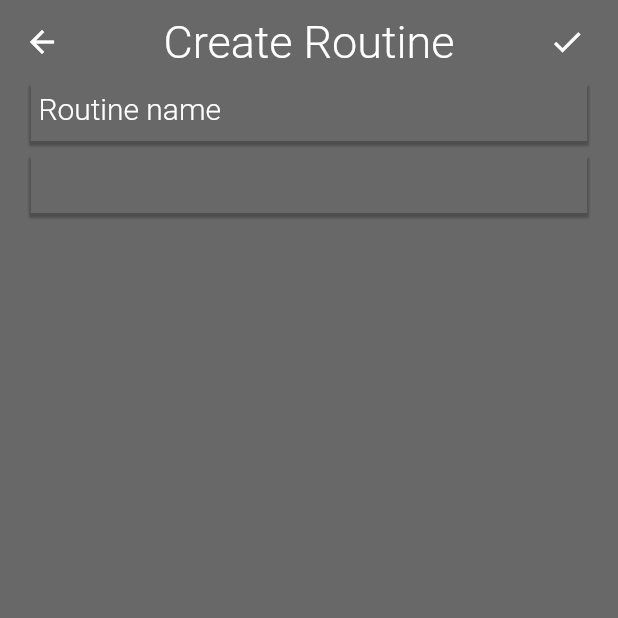
After one commit to navidboloorian/exercise-timer, a Flutter app: the CreateRoutine screen opened by its route, on a phone screen of 412 x 824 dp, the top half of it. The commit adds this screen. Run offline on Flutter 3.47's test engine with Material 2 defaults, Android fonts, the phone set to English and light mode, and no system bars; our stand-ins replace flutter_riverpod; Roboto replaces fonts that are missing (Montserrat).

Commit message:
implemented exercise search for routine creation

```diff
--- a/lib/main.dart
+++ b/lib/main.dart
@@ -1,3 +1,4 @@
+import 'package:exercise_timer/ui/pages/routines/create_routine.dart';
 import 'package:flutter/material.dart';
 import 'package:flutter_riverpod/flutter_riverpod.dart';
 
@@ -46,6 +47,7 @@ class _AppState extends State<App> {
       },
       routes: {
         'create_exercise': (context) => const CreateExercise(),
+        'create_routine': (context) => const CreateRoutine(),
       },
       home: const Routines(pages: pages),
       debugShowCheckedModeBanner: false,
--- a/lib/ui/pages/pages.dart
+++ b/lib/ui/pages/pages.dart
@@ -3,3 +3,4 @@ export 'market.dart';
 export 'routines.dart';
 
 export 'exercises/create_exercise.dart';
+export 'routines/create_routine.dart';
--- /dev/null
+++ b/lib/ui/pages/routines/create_routine.dart
@@ -0,0 +1,166 @@
+import 'package:exercise_timer/ui/shared/widgets/add_button.dart';
+import 'package:flutter/material.dart';
+import 'package:flutter/rendering.dart';
+import 'package:flutter_riverpod/flutter_riverpod.dart';
+
+import '../../shared/widgets/shared_widgets.dart';
+import '../../shared/providers/shared_providers.dart';
+import '../../../utils/colors.dart';
+
+class CreateRoutine extends ConsumerStatefulWidget {
+  const CreateRoutine({Key? key}) : super(key: key);
+
+  @override
+  ConsumerState<ConsumerStatefulWidget> createState() => _CreateRoutineState();
+}
+
+class _CreateRoutineState extends ConsumerState<CreateRoutine> {
+  final GlobalKey<FormState> _formKey = GlobalKey<FormState>();
+  final _titleController = TextEditingController();
+  final _descriptionController = TextEditingController();
+
+  // create two separate state-tracking notifiers; one for each button
+  final _weightedSwitchButton = switchButtonFamily('isWeighted');
+  final _timedSwitchButton = switchButtonFamily('isTimed');
+
+  @override
+  void dispose() {
+    _titleController.dispose();
+    _descriptionController.dispose();
+    super.dispose();
+  }
+
+  @override
+  Widget build(BuildContext context) {
+    return Scaffold(
+      appBar: AppBar(
+        title: const Text('Create Routine'),
+        actions: const [
+          IconButton(
+            onPressed: null,
+            icon: Icon(
+              Icons.check,
+              color: Colors.white,
+            ),
+          ),
+          SizedBox(
+            width: 10,
+          )
+        ],
+      ),
+      body: Center(
+        child: Form(
+          key: _formKey,
+          child: Column(
+            children: [
+              DropShadowContainer(
+                content: TextFormField(
+                  maxLines: null,
+                  maxLength: 75,
+                  decoration: const InputDecoration(
+                    hintText: 'Routine name',
+                    counterText: '',
+                  ),
+                  controller: _titleController,
+                  validator: (value) {
+                    if (value == null || value.isEmpty) {
+                      return 'A title is required';
+                    }
+                    return null;
+                  },
+                ),
+              ),
+              const SizedBox(height: 10),
+              const ExerciseSearchAutocomplete(),
+              // const AddButton(onPressed: null),
+            ],
+          ),
+        ),
+      ),
+    );
+  }
+}
+
+class ExerciseSearchAutocomplete extends ConsumerWidget {
+  const ExerciseSearchAutocomplete({Key? key}) : super(key: key);
+
+  @override
+  Widget build(BuildContext context, WidgetRef ref) {
+    List<ExerciseSearchResult> options = <ExerciseSearchResult>[];
+
+    return DropShadowContainer(
+      content: Autocomplete<ExerciseSearchResult>(
+        optionsViewBuilder: (context, onSelected, options) {
+          return Material(
+            child: Container(
+              decoration: BoxDecoration(
+                color: CustomColors.darkBackground,
+                boxShadow: [
+                  BoxShadow(
+                    color: Colors.black.withOpacity(0.25),
+                    offset: const Offset(0, 2),
+                    blurRadius: 0.5,
+                    spreadRadius: 1,
+                  )
+                ],
+              ),
+              width: MediaQuery.of(context).size.width * 0.9 - 10,
+              height: 37.0 * options.length,
+              constraints: BoxConstraints(maxHeight: 138),
+              child: ListView.builder(
+                itemCount: options.length,
+                itemBuilder: (BuildContext context, int index) {
+                  {
+                    final ExerciseSearchResult option =
+                        options.elementAt(index);
+
+                    return option;
+                  }
+                },
+              ),
+            ),
+          );
+        },
+        optionsBuilder: (TextEditingValue textEditingValue) {
+          if (textEditingValue.text == '') {
+            return const Iterable<ExerciseSearchResult>.empty();
+          }
+
+          List<ExerciseSearchResult> results = <ExerciseSearchResult>[];
+
+          for (ExerciseSearchResult option in options) {
+            if (option.name
+                .toLowerCase()
+                .contains(textEditingValue.text.toLowerCase())) {
+              results.add(option);
+            }
+          }
+
+          return results;
+        },
+        onSelected: (ExerciseSearchResult selection) {},
+      ),
+    );
+  }
+}
+
+class ExerciseSearchResult extends ConsumerWidget {
+  final String name;
+
+  const ExerciseSearchResult({Key? key, required this.name}) : super(key: key);
+
+  @override
+  Widget build(BuildContext context, WidgetRef ref) {
+    return Container(
+      padding: const EdgeInsets.all(5),
+      child: Row(
+        children: [
+          const SizedBox(width: 5),
+          Text(name),
+          const Spacer(),
+          const Icon(Icons.add),
+        ],
+      ),
+    );
+  }
+}
--- a/lib/ui/shared/widgets/drop_shadow_container.dart
+++ b/lib/ui/shared/widgets/drop_shadow_container.dart
@@ -6,14 +6,16 @@ class DropShadowContainer extends StatelessWidget {
   final Widget content;
   final List<String> tags;
   final Function? onTap;
-  final bool isSwitch;
+  final bool hasPadding;
+  final Color color;
 
   const DropShadowContainer({
     super.key,
     required this.content,
     this.tags = const <String>[],
     this.onTap,
-    this.isSwitch = false,
+    this.hasPadding = true,
+    this.color = CustomColors.darkBackground,
   });
 
   @override
@@ -50,7 +52,7 @@ class DropShadowContainer extends StatelessWidget {
       child: Container(
         width: MediaQuery.of(context).size.width * 0.9,
         // switches have their own padding to avoid glitchy display
-        padding: !isSwitch
+        padding: hasPadding
             ? const EdgeInsets.only(
                 left: 5,
                 right: 5,
@@ -58,7 +60,7 @@ class DropShadowContainer extends StatelessWidget {
               )
             : null,
         decoration: BoxDecoration(
-          color: CustomColors.darkBackground,
+          color: color,
           boxShadow: [
             BoxShadow(
               color: Colors.black.withOpacity(0.25),
--- a/lib/ui/shared/widgets/switch_button.dart
+++ b/lib/ui/shared/widgets/switch_button.dart
@@ -22,7 +22,7 @@ class SwitchButton extends ConsumerWidget {
     final int currentIndex = ref.watch(switchButtonFamily);
 
     return DropShadowContainer(
-      isSwitch: true,
+      hasPadding: false,
       content: Row(
         children: [
           for (int i = 0; i < options.length; i++) ...[
```
Also changed, not shown: lib/ui/pages/routines.dart (+9 -0 lines), lib/ui/shared/widgets/add_button.dart (added, +26 -0 lines).
